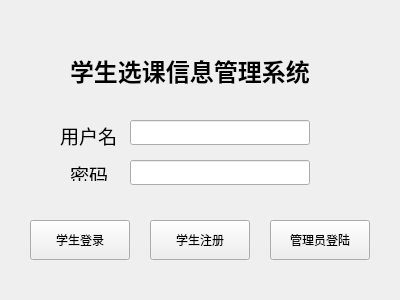
The window that Student Manage System/LoginWidget.ui (BakaSea/Student-Manage-System) describes before a commit, drawn with Qt 5.
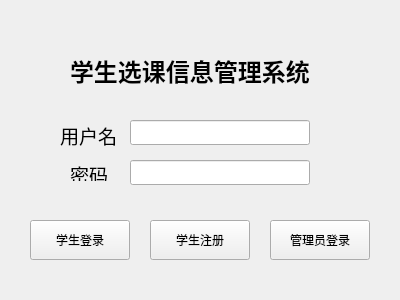
The same window after the commit.

The edit to the form file:
```diff
--- a/Student Manage System/LoginWidget.ui
+++ b/Student Manage System/LoginWidget.ui
@@ -100,7 +100,7 @@
     </rect>
    </property>
    <property name="text">
-    <string>管理员登陆</string>
+    <string>管理员登录</string>
    </property>
   </widget>
   <widget class="QLineEdit" name="lineUsername">
```
